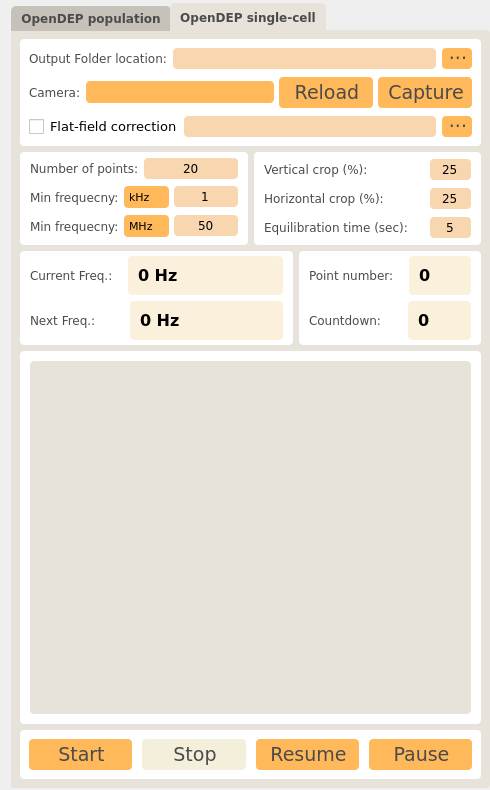
Above: ui/live_capture.ui from IoanTivig/OpenDEP_Compute before the change. Below: the same form after it.
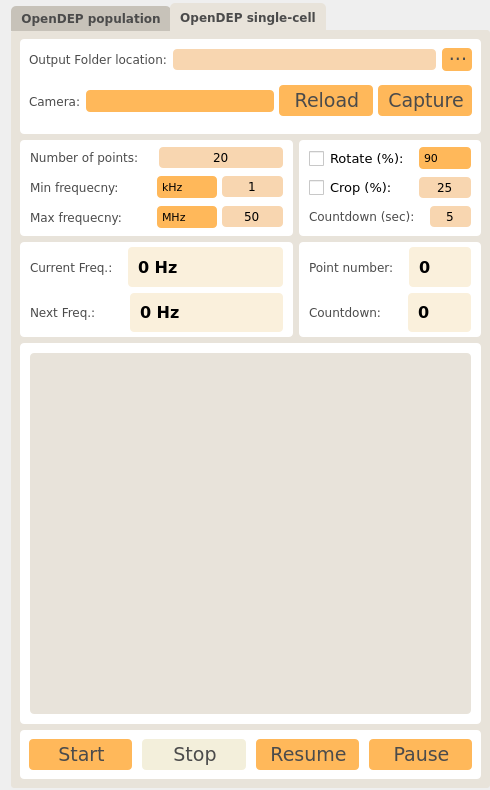
That is the form after the change. Icons and pictures are not drawn. Custom widgets are drawn as their Qt base class.

Commit message: OpenDEP v1.4.1 Worked on image aquisition module. Enjoy!

```diff
--- a/ui/live_capture.ui
+++ b/ui/live_capture.ui
@@ -188,7 +188,7 @@
           <string notr="true">background-color: rgb(255, 255, 255);
 border-radius: 4px;</string>
          </property>
-         <layout class="QVBoxLayout" name="verticalLayout" stretch="1,1,1">
+         <layout class="QVBoxLayout" name="verticalLayout" stretch="1,1">
           <property name="sizeConstraint">
            <enum>QLayout::SetDefaultConstraint</enum>
           </property>
@@ -471,145 +471,11 @@
             </layout>
            </widget>
           </item>
-          <item>
-           <layout class="QHBoxLayout" name="horizontalLayout_5" stretch="0,2,0">
-            <property name="leftMargin">
-             <number>0</number>
-            </property>
-            <property name="rightMargin">
-             <number>0</number>
-            </property>
-            <item>
-             <widget class="QCheckBox" name="qtvar_convertImages_multiSampleCheckbox_2">
-              <property name="font">
-               <font>
-                <family>Verdana</family>
-                <pointsize>10</pointsize>
-                <weight>50</weight>
-                <bold>false</bold>
-               </font>
-              </property>
-              <property name="layoutDirection">
-               <enum>Qt::LeftToRight</enum>
-              </property>
-              <property name="styleSheet">
-               <string notr="true">QCheckBox::indicator
-{
-width: 15px;
-height: 15px;
-
-}
-
-QCheckBox::indicator::unchecked
-{
-	image: url(:/ui/resources/checkbox/checkbox_unchecked.png);
-}
-
-QCheckBox::indicator:unchecked:hover
-{
-	image: url(:/ui/resources/checkbox/checkbox_unchecked_hover.png);
-}
-
-QCheckBox::indicator:unchecked:pressed
-{
-	image: url(:/ui/resources/checkbox/checkbox_unchecked_pressed.png);
-}
-
-QCheckBox::indicator::checked 
-{
-	image: url(:/ui/resources/checkbox/checkbox_checked.png);
-}
-
-QCheckBox::indicator:checked:hover 
-{
-	image: url(:/ui/resources/checkbox/checkbox_checked_hover.png);
-}
-
-QCheckBox::indicator:checked:pressed 
-{
-	image: url(:/ui/resources/checkbox/checkbox_checked_pressed.png);
-}</string>
-              </property>
-              <property name="text">
-               <string>Flat-field correction</string>
-              </property>
-             </widget>
-            </item>
-            <item>
-             <widget class="QLineEdit" name="pyqt5_dynamic_odsc_entry_correction_path">
-              <property name="enabled">
-               <bool>true</bool>
-              </property>
-              <property name="minimumSize">
-               <size>
-                <width>0</width>
-                <height>21</height>
-               </size>
-              </property>
-              <property name="font">
-               <font>
-                <family>Verdana</family>
-               </font>
-              </property>
-              <property name="styleSheet">
-               <string notr="true">QLineEdit {
-border-radius: 4px;
-padding: 0px 5px 0px 5px;
-background-color: rgb(248,214,176);
-}
-
-QLineEdit:disabled {
-	background-color: rgb(220, 204, 191);
-}</string>
-              </property>
-              <property name="text">
-               <string/>
-              </property>
-             </widget>
-            </item>
-            <item>
-             <widget class="QPushButton" name="pyqt5_dynamic_odsc_button_loadfile_correction">
-              <property name="enabled">
-               <bool>true</bool>
-              </property>
-              <property name="minimumSize">
-               <size>
-                <width>30</width>
-                <height>21</height>
-               </size>
-              </property>
-              <property name="font">
-               <font>
-                <family>Verdana</family>
-                <pointsize>14</pointsize>
-               </font>
-              </property>
-              <property name="styleSheet">
-               <string notr="true">QPushButton {
-	border-radius: 4px;
-	background-color: rgb(255, 184, 90);
-	padding-left: 2px;
-	color: rgb(75, 75, 75);
-}
-QPushButton:hover{
-	background-color: rgb(248,214,176);	
-}
-QPushButton:pressed{
-	background-color: rgb(179, 197, 192);
-}</string>
-              </property>
-              <property name="text">
-               <string>···</string>
-              </property>
-             </widget>
-            </item>
-           </layout>
-          </item>
          </layout>
         </widget>
        </item>
        <item>
-        <layout class="QHBoxLayout" name="horizontalLayout_16" stretch="1,1">
+        <layout class="QHBoxLayout" name="horizontalLayout_16" stretch="3,2">
          <item>
           <widget class="QFrame" name="verticalFrame">
            <property name="styleSheet">
@@ -692,7 +558,7 @@
              </layout>
             </item>
             <item>
-             <layout class="QHBoxLayout" name="horizontalLayout_9" stretch="1,0,1">
+             <layout class="QHBoxLayout" name="horizontalLayout_9" stretch="2,1,1">
               <property name="spacing">
                <number>5</number>
               </property>
@@ -723,7 +589,7 @@
                  <string notr="true">color: rgb(75, 75, 75);</string>
                 </property>
                 <property name="text">
-                 <string>Min frequecny:</string>
+                 <string>Min frequecny: </string>
                 </property>
                </widget>
               </item>
@@ -854,7 +720,7 @@
              </layout>
             </item>
             <item>
-             <layout class="QHBoxLayout" name="horizontalLayout_8" stretch="1,0,1">
+             <layout class="QHBoxLayout" name="horizontalLayout_8" stretch="2,1,1">
               <property name="spacing">
                <number>5</number>
               </property>
@@ -885,7 +751,7 @@
                  <string notr="true">color: rgb(75, 75, 75);</string>
                 </property>
                 <property name="text">
-                 <string>Min frequecny:</string>
+                 <string>Max frequecny:</string>
                 </property>
                </widget>
               </item>
@@ -1038,7 +904,7 @@
              <number>5</number>
             </property>
             <item>
-             <layout class="QHBoxLayout" name="horizontalLayout_12" stretch="4,1">
+             <layout class="QHBoxLayout" name="horizontalLayout_12" stretch="2,1">
               <property name="spacing">
                <number>5</number>
               </property>
@@ -1049,64 +915,144 @@
                <number>5</number>
               </property>
               <item>
-               <widget class="QLabel" name="static_odsc_label_08">
+               <widget class="QCheckBox" name="pyqt5_dynamic_odsc_checkbox_rotate">
                 <property name="font">
                  <font>
                   <family>Verdana</family>
-                  <pointsize>9</pointsize>
+                  <pointsize>10</pointsize>
                   <weight>50</weight>
-                  <italic>false</italic>
                   <bold>false</bold>
                  </font>
                 </property>
+                <property name="layoutDirection">
+                 <enum>Qt::LeftToRight</enum>
+                </property>
                 <property name="styleSheet">
-                 <string notr="true">color: rgb(75, 75, 75);</string>
+                 <string notr="true">QCheckBox::indicator
+{
+width: 15px;
+height: 15px;
+
+}
+
+QCheckBox::indicator::unchecked
+{
+	image: url(:/ui/resources/checkbox/checkbox_unchecked.png);
+}
+
+QCheckBox::indicator:unchecked:hover
+{
+	image: url(:/ui/resources/checkbox/checkbox_unchecked_hover.png);
+}
+
+QCheckBox::indicator:unchecked:pressed
+{
+	image: url(:/ui/resources/checkbox/checkbox_unchecked_pressed.png);
+}
+
+QCheckBox::indicator::checked 
+{
+	image: url(:/ui/resources/checkbox/checkbox_checked.png);
+}
+
+QCheckBox::indicator:checked:hover 
+{
+	image: url(:/ui/resources/checkbox/checkbox_checked_hover.png);
+}
+
+QCheckBox::indicator:checked:pressed 
+{
+	image: url(:/ui/resources/checkbox/checkbox_checked_pressed.png);
+}</string>
                 </property>
                 <property name="text">
-                 <string>Vertical crop (%):</string>
+                 <string>Rotate (%):</string>
                 </property>
                </widget>
               </item>
               <item>
-               <widget class="QLineEdit" name="pyqt5_dynamic_odsc_entry_vertical_crop">
-                <property name="enabled">
-                 <bool>true</bool>
-                </property>
-                <property name="sizePolicy">
-                 <sizepolicy hsizetype="Expanding" vsizetype="Fixed">
-                  <horstretch>0</horstretch>
-                  <verstretch>0</verstretch>
-                 </sizepolicy>
-                </property>
+               <widget class="QComboBox" name="pyqt5_dynamic_odsc_combo_rotation">
                 <property name="minimumSize">
                  <size>
-                  <width>41</width>
-                  <height>21</height>
+                  <width>0</width>
+                  <height>22</height>
                  </size>
                 </property>
                 <property name="font">
                  <font>
                   <family>Verdana</family>
+                  <pointsize>8</pointsize>
                  </font>
                 </property>
                 <property name="styleSheet">
-                 <string notr="true">border-radius: 4px;
-padding: 1px;
+                 <string notr="true">QComboBox
+{
+border-radius: 4px;
+padding-left: 5px;
+background-color: rgb(255, 184, 90);
+}
+
+QComboBox:hover
+{
 background-color: rgb(248,214,176);
+}
+
+QComboBox::drop-down{
+background-color: transparent;
+border-radius: 4px;
+}
+
+QComboBox::drop-down:hover{
+background-color: transparent;
+}
+
+QComboBox::down-arrow
+{
+image: url(:/ui/resources/dropdown/dropdown_arrow.png);
+margin-right: 5px;
+}
+
+QComboBox QListView {
+background-color: rgb(255, 184, 90);
+padding:4px;
+}
+
+QComboBox QListView::item {
+padding:15px;
+}
+
 </string>
                 </property>
-                <property name="text">
-                 <string>25</string>
+                <property name="editable">
+                 <bool>false</bool>
                 </property>
-                <property name="alignment">
-                 <set>Qt::AlignCenter</set>
+                <property name="currentIndex">
+                 <number>0</number>
                 </property>
+                <property name="frame">
+                 <bool>true</bool>
+                </property>
+                <item>
+                 <property name="text">
+                  <string>90</string>
+                 </property>
+                </item>
+                <item>
+                 <property name="text">
+                  <string>180</string>
+                 </property>
+                </item>
+                <item>
+                 <property name="text">
+                  <string>270</string>
+                 </property>
+                </item>
                </widget>
               </item>
              </layout>
             </item>
             <item>
-             <layout class="QHBoxLayout" name="horizontalLayout_13" stretch="4,1">
+             <layout class="QHBoxLayout" name="horizontalLayout_13" stretch="2,1">
               <property name="spacing">
                <number>5</number>
               </property>
@@ -1117,26 +1063,63 @@
                <number>5</number>
               </property>
               <item>
-               <widget class="QLabel" name="static_odsc_label_09">
+               <widget class="QCheckBox" name="pyqt5_dynamic_odsc_checkbox_crop">
                 <property name="font">
                  <font>
                   <family>Verdana</family>
-                  <pointsize>9</pointsize>
+                  <pointsize>10</pointsize>
                   <weight>50</weight>
-                  <italic>false</italic>
                   <bold>false</bold>
                  </font>
                 </property>
+                <property name="layoutDirection">
+                 <enum>Qt::LeftToRight</enum>
+                </property>
                 <property name="styleSheet">
-                 <string notr="true">color: rgb(75, 75, 75);</string>
+                 <string notr="true">QCheckBox::indicator
+{
+width: 15px;
+height: 15px;
+
+}
+
+QCheckBox::indicator::unchecked
+{
+	image: url(:/ui/resources/checkbox/checkbox_unchecked.png);
+}
+
+QCheckBox::indicator:unchecked:hover
+{
+	image: url(:/ui/resources/checkbox/checkbox_unchecked_hover.png);
+}
+
+QCheckBox::indicator:unchecked:pressed
+{
+	image: url(:/ui/resources/checkbox/checkbox_unchecked_pressed.png);
+}
+
+QCheckBox::indicator::checked 
+{
+	image: url(:/ui/resources/checkbox/checkbox_checked.png);
+}
+
+QCheckBox::indicator:checked:hover 
+{
+	image: url(:/ui/resources/checkbox/checkbox_checked_hover.png);
+}
+
+QCheckBox::indicator:checked:pressed 
+{
+	image: url(:/ui/resources/checkbox/checkbox_checked_pressed.png);
+}</string>
                 </property>
                 <property name="text">
-                 <string>Horizontal crop (%):</string>
+                 <string>Crop (%):</string>
                 </property>
                </widget>
               </item>
               <item>
-               <widget class="QLineEdit" name="pyqt5_dynamic_odsc_entry_horizontal_crop">
+               <widget class="QLineEdit" name="pyqt5_dynamic_odsc_entry_crop">
                 <property name="enabled">
                  <bool>true</bool>
                 </property>
@@ -1168,7 +1151,7 @@
              </layout>
             </item>
             <item>
-             <layout class="QHBoxLayout" name="horizontalLayout_10" stretch="4,1">
+             <layout class="QHBoxLayout" name="horizontalLayout_10" stretch="3,1">
               <property name="spacing">
                <number>5</number>
               </property>
@@ -1193,7 +1176,7 @@
                  <string notr="true">color: rgb(75, 75, 75);</string>
                 </property>
                 <property name="text">
-                 <string>Equilibration time (sec):</string>
+                 <string>Countdown (sec):</string>
                 </property>
                </widget>
               </item>
@@ -1568,17 +1551,7 @@
               <number>5</number>
              </property>
              <item row="0" column="0">
-              <widget class="MPWidgetConvertDetectCells" name="MPWidgetConvertDetectCells" native="true">
-               <property name="minimumSize">
-                <size>
-                 <width>250</width>
-                 <height>200</height>
-                </size>
-               </property>
-               <property name="styleSheet">
-                <string notr="true"/>
-               </property>
-              </widget>
+              <widget class="GraphWidgetLiveCapture" name="GraphWidgetLiveCapture" native="true"/>
              </item>
             </layout>
            </widget>
@@ -1770,9 +1743,9 @@
  </widget>
  <customwidgets>
   <customwidget>
-   <class>MPWidgetConvertDetectCells</class>
+   <class>GraphWidgetLiveCapture</class>
    <extends>QWidget</extends>
-   <header>ui/helpers/mpwidget_convert_detect_cells.h</header>
+   <header>ui/helpers/graphwidget_livecapture.h</header>
    <container>1</container>
   </customwidget>
  </customwidgets>
```
The commit also changes 3 other files.
